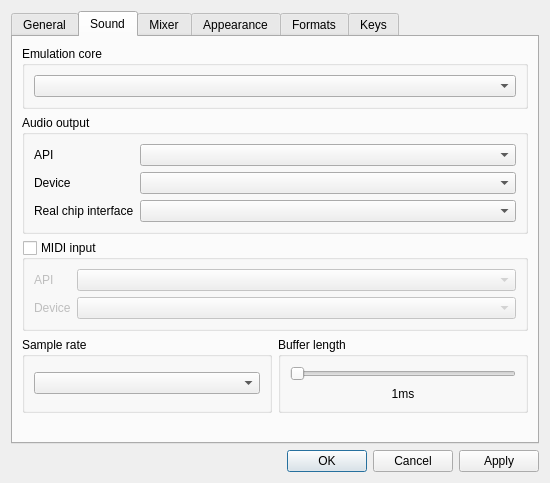
Qt form BambooTracker/gui/configuration_dialog.ui (BambooTracker/BambooTracker) before a commit.
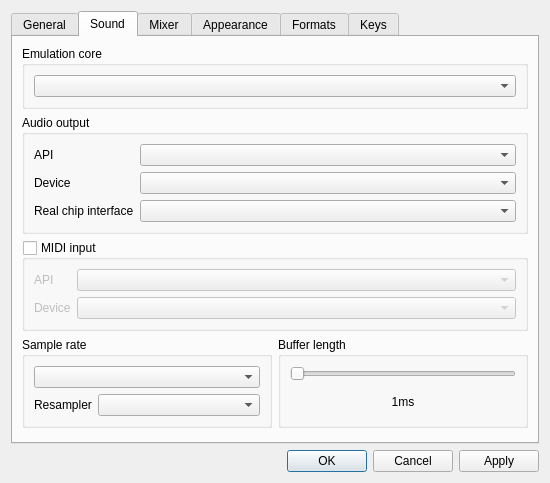
The same form after that commit. The open tabs and pages were chosen to show the change. Custom widgets are drawn as their Qt base class.

```diff
--- a/BambooTracker/gui/configuration_dialog.ui
+++ b/BambooTracker/gui/configuration_dialog.ui
@@ -307,10 +307,20 @@
          <property name="title">
           <string>Sample rate</string>
          </property>
-         <layout class="QVBoxLayout" name="verticalLayout_6">
-          <item>
+         <layout class="QFormLayout" name="formLayout_3">
+          <item row="0" column="0" colspan="2">
            <widget class="QComboBox" name="sampleRateComboBox"/>
           </item>
+          <item row="1" column="0">
+           <widget class="QLabel" name="resamplerLabel">
+            <property name="text">
+             <string>Resampler</string>
+            </property>
+           </widget>
+          </item>
+          <item row="1" column="1">
+           <widget class="QComboBox" name="resamplerComboBox"/>
+          </item>
          </layout>
         </widget>
        </item>
```
Left out of the diff: 2 changed lines with no effect on the pictures.
